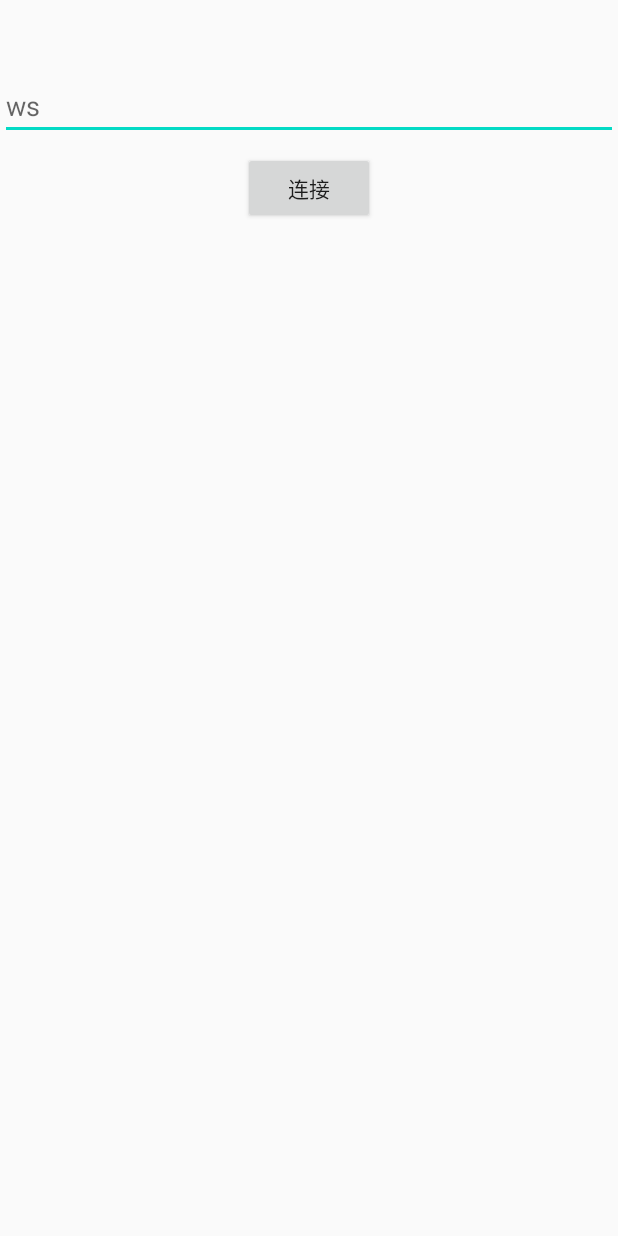
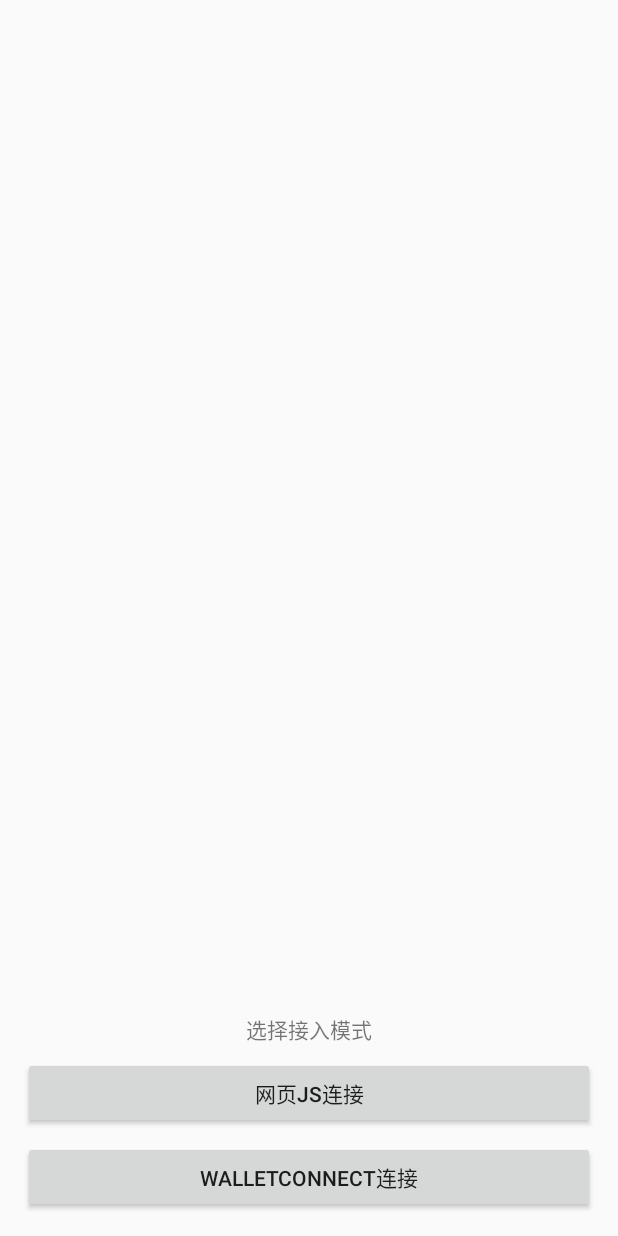
Before and after one commit to Seasonallan/WalletConnect, an Android app: the layout activity_main.xml on its own in the app's theme, with its tools: preview values and no code run, on a phone screen of 412 x 824 dp. Run offline under Robolectric (Android 15) with nearby library versions, the phone set to English and light mode, and no system bars.

```diff
--- a/app/src/main/res/layout/activity_main.xml
+++ b/app/src/main/res/layout/activity_main.xml
@@ -3,28 +3,43 @@
     xmlns:tools="http://schemas.android.com/tools"
     android:layout_width="match_parent"
     android:layout_height="match_parent"
-    tools:context="com.season.socket.SocketActivity">
+    android:padding="15dp"
+    tools:context="com.season.ui.socket.SocketActivity">
+
+    <TextView
+        android:id="@+id/tv"
+        android:layout_width="wrap_content"
+        android:layout_height="wrap_content"
+        android:textSize="15sp"
+        android:textColor="@android:color/holo_red_light"
+        android:layout_centerHorizontal="true" />
 
     <LinearLayout
         android:layout_width="match_parent"
         android:layout_height="wrap_content"
+        android:layout_alignParentBottom="true"
         android:layout_centerHorizontal="true"
-        android:paddingTop="48dp"
         android:gravity="center"
         android:orientation="vertical">
 
-        <EditText
-            android:id="@+id/et"
+        <TextView
+            android:layout_width="wrap_content"
+            android:layout_height="wrap_content"
+            android:text="选择接入模式" />
+
+        <Button
+            android:id="@+id/btn1"
             android:layout_width="match_parent"
             android:layout_height="wrap_content"
-            android:hint="ws" />
+            android:layout_marginTop="8dp"
+            android:text="网页JS连接" />
 
         <Button
-            android:id="@+id/btn"
-            android:layout_width="wrap_content"
+            android:id="@+id/btn2"
+            android:layout_width="match_parent"
             android:layout_height="wrap_content"
             android:layout_marginTop="8dp"
-            android:text="连接" />
+            android:text="WalletConnect连接" />
 
 
     </LinearLayout>
--- a/app/src/main/res/layout/activity_web.xml
+++ b/app/src/main/res/layout/activity_web.xml
@@ -3,7 +3,7 @@
     xmlns:tools="http://schemas.android.com/tools"
     android:layout_width="match_parent"
     android:layout_height="match_parent"
-    tools:context="com.season.socket.SocketActivity">
+    tools:context="com.season.ui.socket.SocketActivity">
 
     <WebView
         android:id="@+id/web3view"
--- a/app/src/main/res/values/strings.xml
+++ b/app/src/main/res/values/strings.xml
@@ -1,3 +1,3 @@
 <resources>
-    <string name="app_name">My Application</string>
+    <string name="app_name">Wallet</string>
 </resources>
```
Also changed, not shown: app/src/main/AndroidManifest.xml (+12 -17 lines), app/src/main/java/com/season/lib/WCClient.java (+13 -6 lines), app/src/main/java/com/season/lib/WCClientManager.java (+50 -15 lines), app/src/main/java/com/season/socket/SocketActivity.java (deleted, +0 -45 lines), app/src/main/java/com/season/ui/MainActivity.java (added, +48 -0 lines), app/src/main/java/com/season/ui/socket/SocketActivity.java (added, +127 -0 lines), app/src/main/java/com/season/ui/web/Web3Activity.java (renamed from app/src/main/java/com/season/web/Web3Activity.java, +21 -4 lines), app/src/main/res/layout/activity_socket.xml (added, +31 -0 lines), app/src/main/res/xml/file_paths.xml (deleted, +0 -9 lines).
